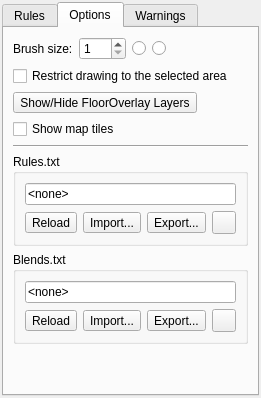
timbaker/tiled, file src/tiled/bmptooldialog.ui: the form before one commit.
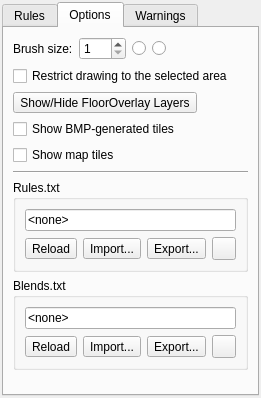
The form after the commit. The open tabs and pages were chosen to show the change. Icons and pictures are not drawn. Custom widgets are drawn as their Qt base class.

Commit message: BmpToolDialog gained "Show BMP-generated tiles" option.

```diff
--- a/src/tiled/bmptooldialog.ui
+++ b/src/tiled/bmptooldialog.ui
@@ -157,6 +157,13 @@
          </property>
         </widget>
        </item>
+       <item>
+        <widget class="QCheckBox" name="showBMPTiles">
+         <property name="text">
+          <string>Show BMP-generated tiles</string>
+         </property>
+        </widget>
+       </item>
        <item>
         <widget class="QCheckBox" name="showMapTiles">
          <property name="text">
```
Left out of the diff: 24 changed lines with no effect on the pictures. The commit also changes 4 other files.
